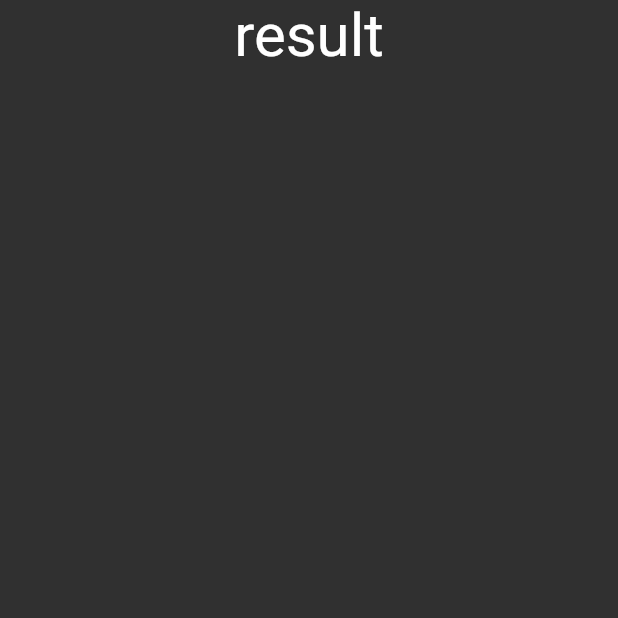
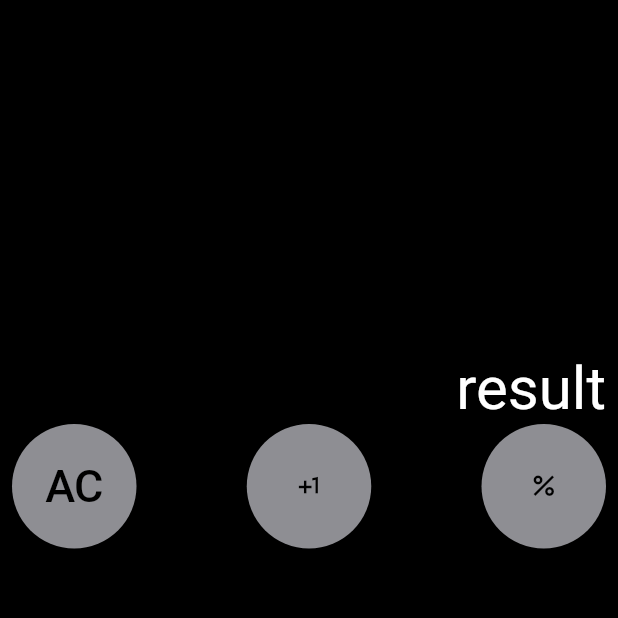
Before and after one commit to SangWook16074/my_ios_calculator, a Flutter app: the screen it shows after launch, on a phone screen of 412 x 824 dp, the top half of it. Run offline on Flutter 3.47's test engine with Material 2 defaults, Android fonts, the phone set to English and light mode, and no system bars; our stand-ins replace get.

Commit message:
2023년 1월 31일 아이폰 계산기 클론 프로젝트 작업
1. 신규 위젯 생성
올클리어, 부호 변환, 퍼센트 변환 버튼 UI 제작 완료.

lib/src/ui/home/widget/grey_botton.dart 파일 안에 모든 UI 생성이 됨.

enum 클래스를 이용해서 스위치 케이스문을 통한 코드 정리. 완료

1월 31일 화요일 오전 1시 37분 작업 종료

```diff
--- a/lib/src/ui/home/app.dart
+++ b/lib/src/ui/home/app.dart
@@ -1,12 +1,24 @@
 import 'package:flutter/material.dart';
+import 'package:flutter_ios_calculator/src/ui/home/widget/grey_botton.dart';
 
-class App extends StatelessWidget {
+class App extends StatefulWidget {
   const App({super.key});
 
   @override
+  State<App> createState() => _AppState();
+}
+
+class _AppState extends State<App> {
+  @override
   Widget build(BuildContext context) {
+    final double resultHeight = MediaQuery.of(context).size.width;
+    final double buttonSize = MediaQuery.of(context).size.width / 4;
+
     return Scaffold(
-      body: Column(
+      backgroundColor: Colors.black,
+      body: Padding(
+        padding: const EdgeInsets.all(8.0),
+        child: Column(
           children: [
             _result(),
             _buttonsRow1(),
@@ -16,12 +28,15 @@ class App extends StatelessWidget {
             _buttonsRow5(),
           ],
         ),
+      ),
     );
   }
 
   // 계산기 화면을 나타내는 위젯
   Widget _result() {
     return Container(
+      height: MediaQuery.of(context).size.height / 3,
+      alignment: Alignment.bottomRight,
       child: Text(
         'result',
         style: TextStyle(color: Colors.white, fontSize: 40),
@@ -31,7 +46,17 @@ class App extends StatelessWidget {
 
   // 버튼 첫번째 줄
   Widget _buttonsRow1() {
-    return Container();
+    return Row(
+      mainAxisAlignment: MainAxisAlignment.spaceBetween,
+      crossAxisAlignment: CrossAxisAlignment.center,
+      children: [
+        greyBtn(
+          type: GreyBtnType.ALLCLEAR,
+        ),
+        greyBtn(type: GreyBtnType.PLUSNMINUS),
+        greyBtn(type: GreyBtnType.PERCENT),
+      ],
+    );
   }
 
   // 버튼 두번째 줄
--- /dev/null
+++ b/lib/src/ui/home/widget/grey_botton.dart
@@ -0,0 +1,78 @@
+import 'package:flutter/cupertino.dart';
+import 'package:flutter/material.dart';
+
+enum GreyBtnType { ALLCLEAR, PLUSNMINUS, PERCENT }
+
+class greyBtn extends StatefulWidget {
+  final GreyBtnType type;
+  const greyBtn({
+    Key? key,
+    required this.type,
+  }) : super(key: key);
+
+  @override
+  State<greyBtn> createState() => _greyBtnState();
+}
+
+class _greyBtnState extends State<greyBtn> {
+  @override
+  Widget build(BuildContext context) {
+    switch (widget.type) {
+      case GreyBtnType.PLUSNMINUS:
+        return _buttonETC(Icon(
+          Icons.plus_one,
+          color: Colors.black,
+        ));
+
+      case GreyBtnType.PERCENT:
+        return _buttonETC(Icon(
+          Icons.percent,
+          color: Colors.black,
+        ));
+      case GreyBtnType.ALLCLEAR:
+        return _buttonAllClear();
+    }
+  }
+
+  Widget _buttonAllClear() {
+    return Stack(
+      children: [
+        SizedBox(
+          width: MediaQuery.of(context).size.width / 4 - 20,
+          height: MediaQuery.of(context).size.width / 4 - 20,
+          child: CupertinoButton(
+            color: CupertinoColors.systemGrey,
+            padding: const EdgeInsets.all(8.0),
+            borderRadius: BorderRadius.circular(100),
+            child: Text(
+              'AC',
+              style: TextStyle(
+                  fontSize: 30,
+                  color: CupertinoColors.black,
+                  fontWeight: FontWeight.w500),
+            ),
+            onPressed: () {},
+          ),
+        ),
+      ],
+    );
+  }
+
+  Widget _buttonETC(Icon icon) {
+    return Stack(
+      children: [
+        SizedBox(
+          width: MediaQuery.of(context).size.width / 4 - 20,
+          height: MediaQuery.of(context).size.width / 4 - 20,
+          child: CupertinoButton(
+            color: CupertinoColors.systemGrey,
+            padding: const EdgeInsets.all(8.0),
+            borderRadius: BorderRadius.circular(100),
+            child: icon,
+            onPressed: () {},
+          ),
+        ),
+      ],
+    );
+  }
+}
```
Lines whose indentation alone changed are shown as unchanged.
